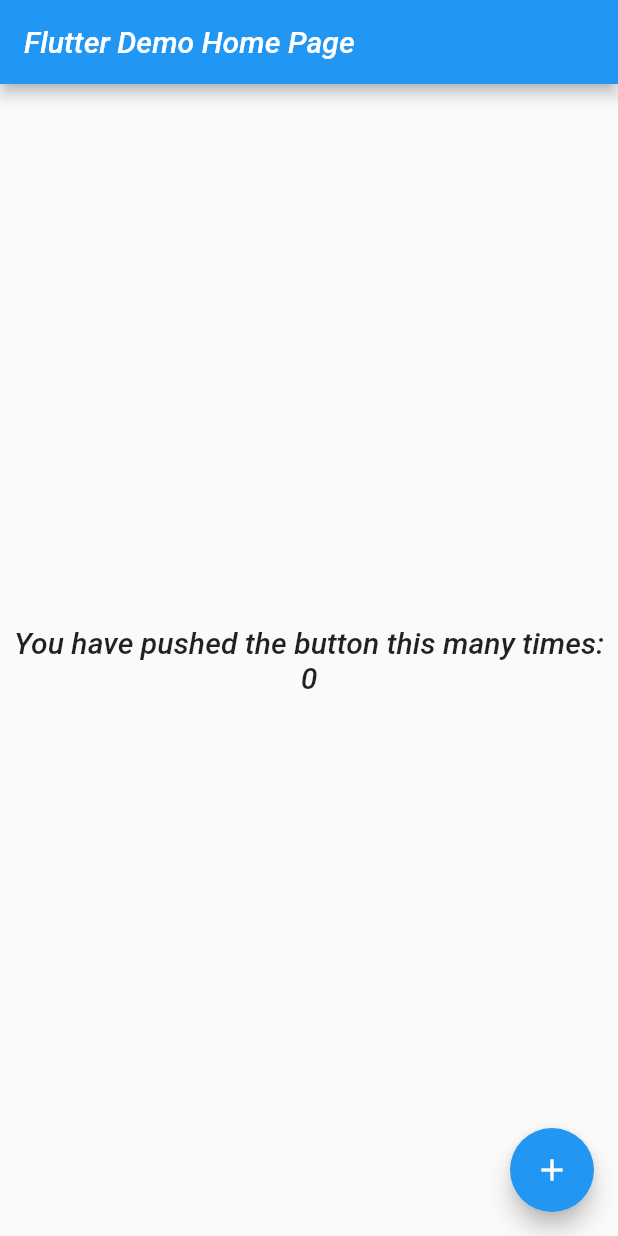
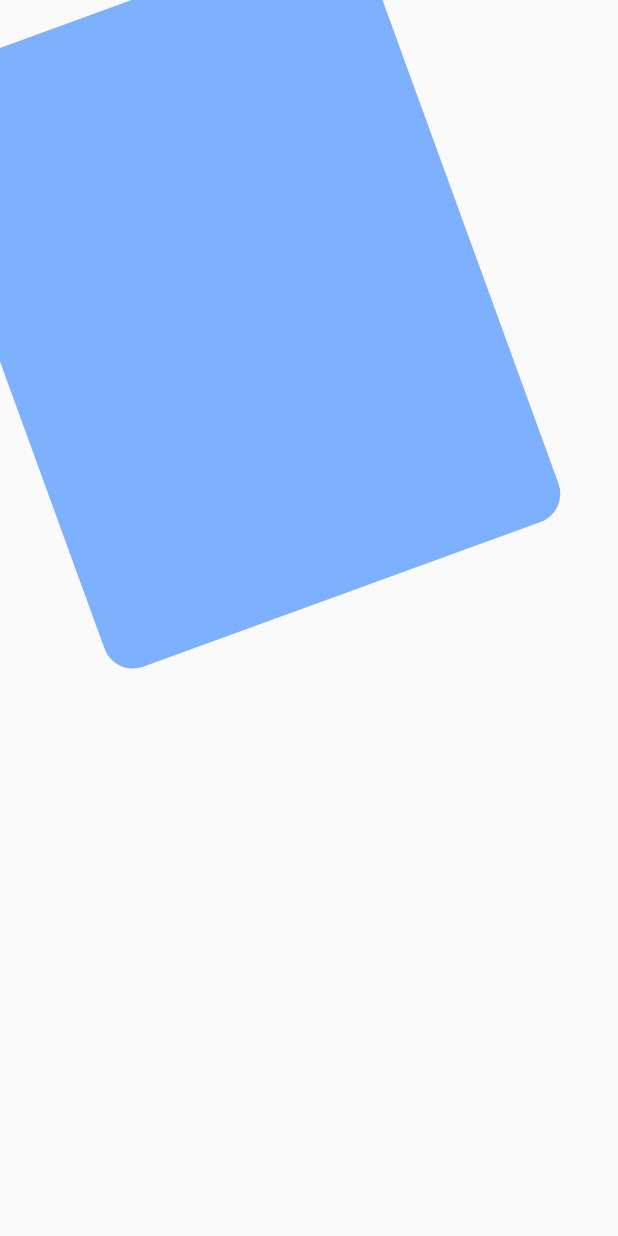
Before and after one commit to MilosMilovanovic00/Diabuddy, a Flutter app: the screen it shows after launch, on a phone screen of 412 x 824 dp. Run offline on Flutter 3.47's test engine with Material 2 defaults, Android fonts, the phone set to English and light mode, and no system bars.

Commit message:
Started making onboarding screens

```diff
--- a/lib/app/my_app.dart
+++ b/lib/app/my_app.dart
@@ -1,4 +1,4 @@
-import 'package:diabuddy/screens/home_screen.dart';
+import 'package:diabuddy/screens/onboarding/start_onboarding_screen.dart';
 import 'package:diabuddy/theme/theme.dart';
 import 'package:flutter/material.dart';
 
@@ -10,7 +10,7 @@ class MyApp extends StatelessWidget {
     return MaterialApp(
       title: 'Diabuddy',
       theme: applicationTheme,
-      home: const HomeScreen(title: 'Flutter Demo Home Page'),
+      home: const StartOnboardingScreen(),
     );
   }
 }
--- /dev/null
+++ b/lib/screens/onboarding/start_onboarding_screen.dart
@@ -0,0 +1,30 @@
+import 'package:diabuddy/theme/custom_rectangle_shape.dart';
+import 'package:flutter/material.dart';
+
+class StartOnboardingScreen extends StatelessWidget {
+  const StartOnboardingScreen({Key? key}) : super(key: key);
+
+  @override
+  Widget build(BuildContext context) {
+    return Scaffold(
+      body: SafeArea(
+        child: CustomPaint(
+          painter: CustomRectangleShape(),
+          size: Size(
+            MediaQuery.of(context).size.width,
+            MediaQuery.of(context).size.height,
+          ),
+          child: Padding(
+            padding: const EdgeInsets.symmetric(
+              horizontal: 20,
+              vertical: 25,
+            ),
+            child: Column(
+              children: [],
+            ),
+          ),
+        ),
+      ),
+    );
+  }
+}
--- a/lib/theme/colours.dart
+++ b/lib/theme/colours.dart
@@ -0,0 +1,3 @@
+import 'package:flutter/material.dart';
+
+const primaryColor = Color(0xFF4891FF);
--- a/pubspec.yaml
+++ b/pubspec.yaml
@@ -60,9 +60,8 @@ flutter:
   uses-material-design: true
 
   # To add assets to your application, add an assets section, like this:
-  # assets:
-  #   - images/a_dot_burr.jpeg
-  #   - images/a_dot_ham.jpeg
+  assets:
+    - assets/png/
 
   # An image asset can refer to one or more resolution-specific "variants", see
   # https://flutter.dev/assets-and-images/#resolution-aware
```
Also changed, not shown: lib/theme/custom_rectangle_shape.dart (added, +38 -0 lines), assets/png/glucose_onboarding.png (added), assets/png/reminder_onboarding.png (added), assets/png/start_onboarding.png (added), assets/png/therapy_onboarding_1.png (added), assets/png/therapy_onboarding_2.png (added).
